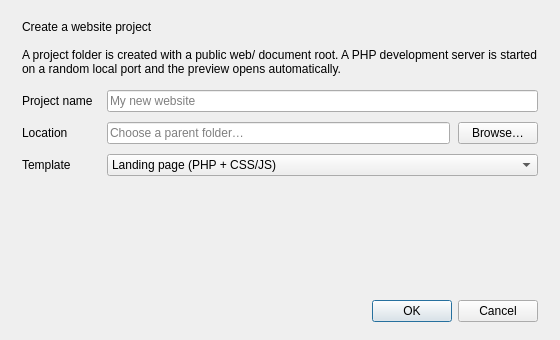
Above: app/ui/new_project_dialog.ui from tizbac/aiwebsitebuilder before the change. Below: the same form after it.
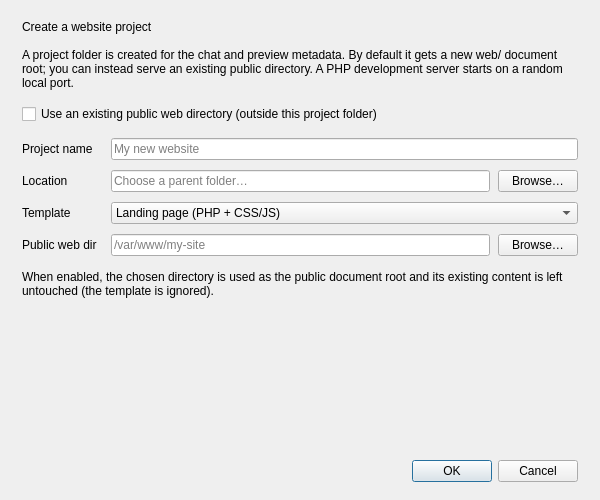
That is the form after the change.

Commit message: Support external public web roots; add git commit, run_js and ask_user tools

What changed in the file:
```diff
--- a/app/ui/new_project_dialog.ui
+++ b/app/ui/new_project_dialog.ui
@@ -6,8 +6,8 @@
    <rect>
     <x>0</x>
     <y>0</y>
-    <width>560</width>
-    <height>340</height>
+    <width>600</width>
+    <height>500</height>
    </rect>
   </property>
   <property name="windowTitle">
@@ -42,13 +42,20 @@
    <item>
     <widget class="QLabel" name="introLabel">
      <property name="text">
-      <string>A project folder is created with a public web/ document root. A PHP development server is started on a random local port and the preview opens automatically.</string>
+      <string>A project folder is created for the chat and preview metadata. By default it gets a new web/ document root; you can instead serve an existing public directory. A PHP development server starts on a random local port.</string>
      </property>
      <property name="wordWrap">
       <bool>true</bool>
      </property>
     </widget>
    </item>
+   <item>
+    <widget class="QCheckBox" name="useExistingWeb">
+     <property name="text">
+      <string>Use an existing public web directory (outside this project folder)</string>
+     </property>
+    </widget>
+   </item>
    <item>
     <layout class="QFormLayout" name="formLayout">
      <property name="horizontalSpacing">
@@ -125,8 +132,46 @@
        </item>
       </widget>
      </item>
+     <item row="3" column="0">
+      <widget class="QLabel" name="webDirLabel">
+       <property name="text">
+        <string>Public web dir</string>
+       </property>
+      </widget>
+     </item>
+     <item row="3" column="1">
+      <layout class="QHBoxLayout" name="webDirRow">
+       <property name="spacing">
+        <number>8</number>
+       </property>
+       <item>
+        <widget class="QLineEdit" name="webDir">
+         <property name="placeholderText">
+          <string>/var/www/my-site</string>
+         </property>
+        </widget>
+       </item>
+       <item>
+        <widget class="QPushButton" name="browseWebButton">
+         <property name="text">
+          <string>Browse…</string>
+         </property>
+        </widget>
+       </item>
+      </layout>
+     </item>
     </layout>
    </item>
+   <item>
+    <widget class="QLabel" name="existingWebHint">
+     <property name="text">
+      <string>When enabled, the chosen directory is used as the public document root and its existing content is left untouched (the template is ignored).</string>
+     </property>
+     <property name="wordWrap">
+      <bool>true</bool>
+     </property>
+    </widget>
+   </item>
    <item>
     <widget class="QLabel" name="pathPreviewLabel">
      <property name="text">
```
The commit also changes 14 other files.
